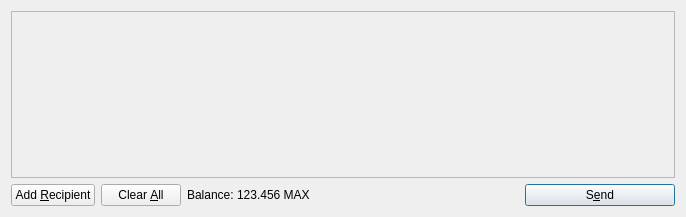
Above: src/qt/forms/sendcoinsdialog.ui from wecoin/wecoin before the change. Below: the same form after it.
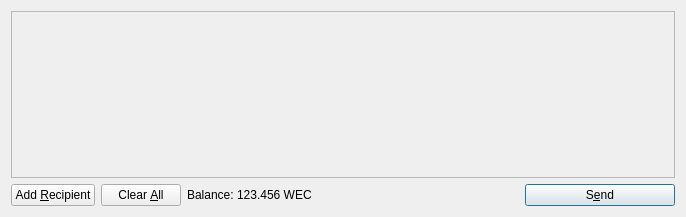
That is the form after the change. Icons and pictures are not drawn.

Patch:
```diff
--- a/src/qt/forms/sendcoinsdialog.ui
+++ b/src/qt/forms/sendcoinsdialog.ui
@@ -119,7 +119,7 @@
           <cursorShape>IBeamCursor</cursorShape>
          </property>
          <property name="text">
-          <string>123.456 MAX</string>
+          <string>123.456 WEC</string>
          </property>
          <property name="textInteractionFlags">
           <set>Qt::LinksAccessibleByMouse|Qt::TextSelectableByKeyboard|Qt::TextSelectableByMouse</set>
```
